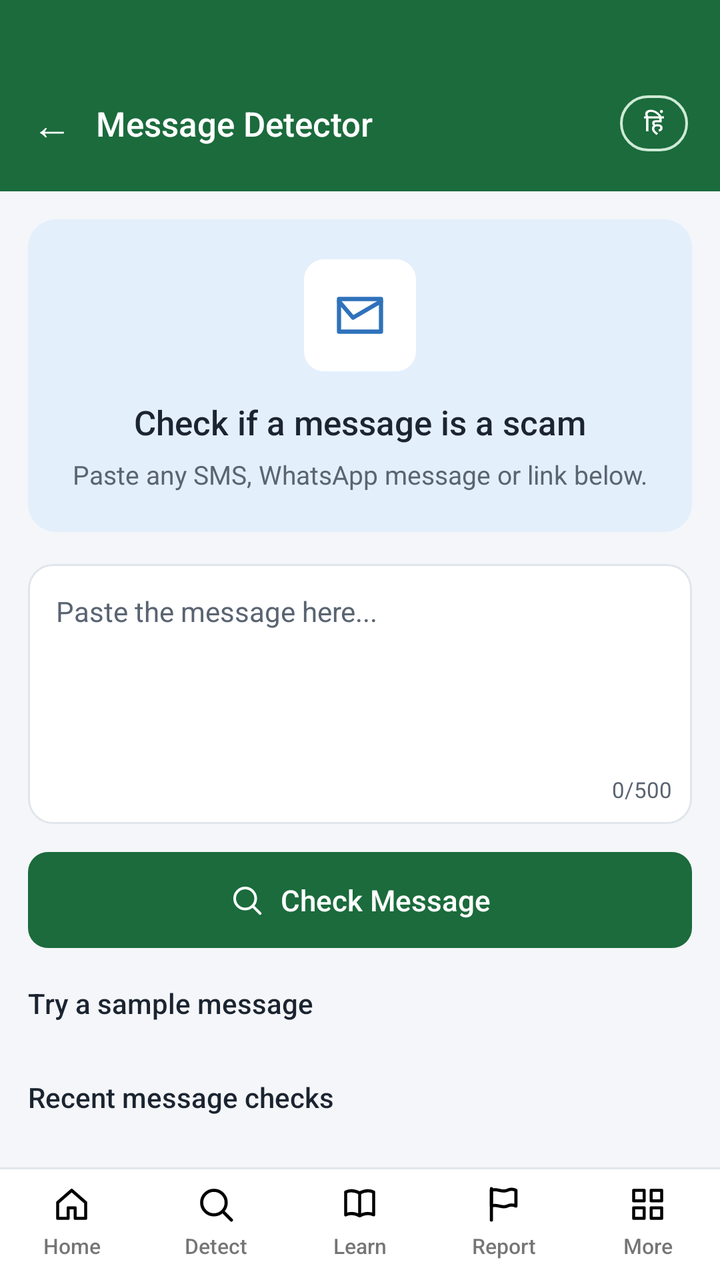
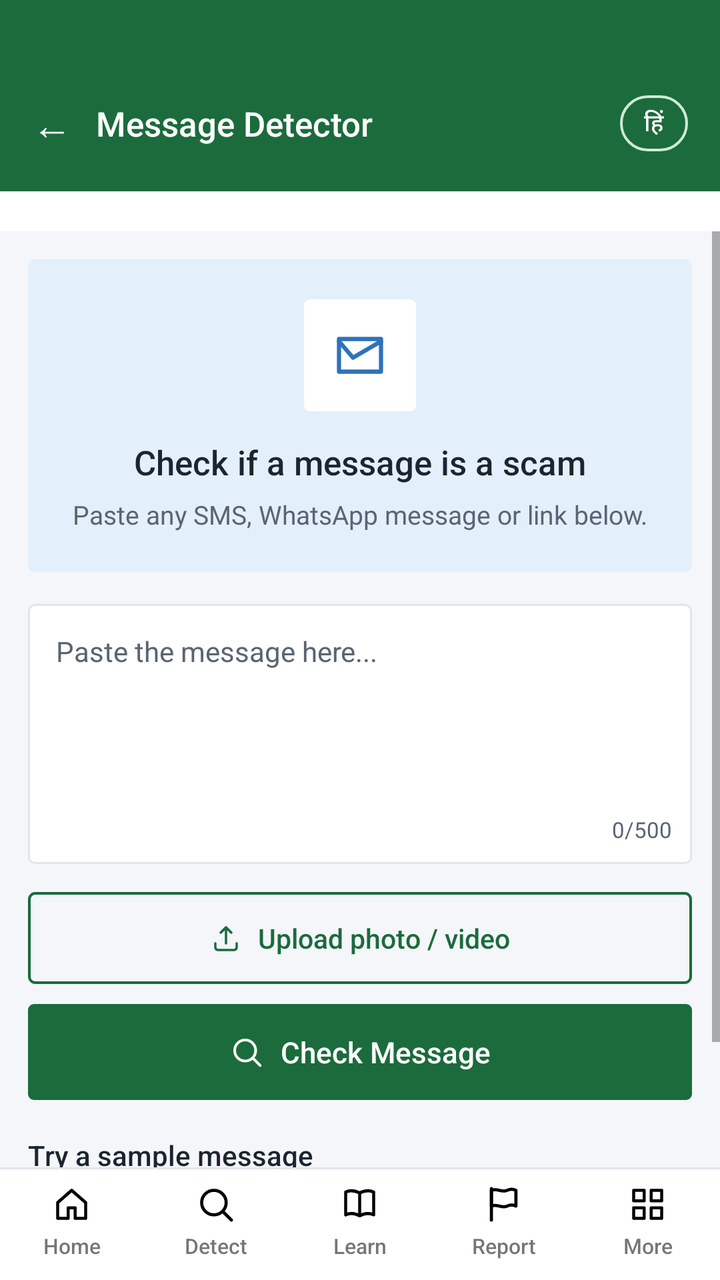

Before-and-after screenshots of an Android layout around one commit, followed by the original layout XML and the change that was made.
<!-- AndroidManifest.xml: application theme Theme.CyberSuraksha -->
<!-- res/layout/activity_message_detector.xml -->
<?xml version="1.0" encoding="utf-8"?>
<LinearLayout xmlns:android="http://schemas.android.com/apk/res/android"
    android:layout_width="match_parent"
    android:layout_height="match_parent"
    android:orientation="vertical"
    android:background="@color/bg">

    
    <LinearLayout
        android:layout_width="match_parent"
        android:layout_height="wrap_content"
        android:background="@color/primary"
        android:orientation="horizontal"
        android:gravity="center_vertical"
        android:paddingHorizontal="16dp"
        android:paddingTop="44dp"
        android:paddingBottom="16dp">

        <TextView
            android:id="@+id/backBtn"
            android:layout_width="wrap_content"
            android:layout_height="wrap_content"
            android:text="←"
            android:textColor="@color/white"
            android:textSize="20sp"
            android:paddingEnd="12dp"
            android:paddingVertical="4dp" />

        <TextView
            android:id="@+id/titleText"
            android:layout_width="0dp"
            android:layout_height="wrap_content"
            android:layout_weight="1"
            android:text="Message Detector"
            android:textColor="@color/white"
            android:textSize="17sp"
            android:fontFamily="sans-serif-medium" />

        <TextView
            android:id="@+id/langBtn"
            android:layout_width="wrap_content"
            android:layout_height="wrap_content"
            android:background="@drawable/bg_pill_outline_white"
            android:paddingHorizontal="12dp"
            android:paddingVertical="5dp"
            android:text="हिं"
            android:textColor="@color/white"
            android:textSize="12sp"
            android:fontFamily="sans-serif-medium" />
    </LinearLayout>

    <ScrollView
        android:layout_width="match_parent"
        android:layout_height="0dp"
        android:layout_weight="1"
        android:fillViewport="true">

        <LinearLayout
            android:layout_width="match_parent"
            android:layout_height="wrap_content"
            android:orientation="vertical"
            android:padding="14dp">

            
            <LinearLayout
                android:id="@+id/inputSection"
                android:layout_width="match_parent"
                android:layout_height="wrap_content"
                android:orientation="vertical">

                <LinearLayout
                    android:layout_width="match_parent"
                    android:layout_height="wrap_content"
                    android:orientation="vertical"
                    android:gravity="center"
                    android:background="@drawable/bg_card_round_blue"
                    android:padding="20dp"
                    android:layout_marginBottom="16dp">

                    <FrameLayout
                        android:layout_width="56dp"
                        android:layout_height="56dp"
                        android:background="@drawable/bg_icon_round_green">

                        <ImageView
                            android:layout_width="28dp"
                            android:layout_height="28dp"
                            android:layout_gravity="center"
                            android:src="@drawable/ic_mail"
                            android:tint="@color/accent_blue"
                            android:contentDescription="@null" />
                    </FrameLayout>

                    <TextView
                        android:id="@+id/headingText"
                        android:layout_width="match_parent"
                        android:layout_height="wrap_content"
                        android:layout_marginTop="14dp"
                        android:gravity="center"
                        android:text="Check if a message is a scam"
                        android:textColor="@color/text_main"
                        android:fontFamily="sans-serif-medium"
                        android:textSize="17sp" />

                    <TextView
                        android:id="@+id/subText"
                        android:layout_width="match_parent"
                        android:layout_height="wrap_content"
                        android:layout_marginTop="6dp"
                        android:gravity="center"
                        android:text="Paste any SMS, WhatsApp message or link below."
                        android:textColor="@color/text_muted"
                        android:textSize="13sp" />
                </LinearLayout>

                <FrameLayout
                    android:layout_width="match_parent"
                    android:layout_height="wrap_content"
                    android:layout_marginBottom="14dp">

                    <EditText
                        android:id="@+id/messageInput"
                        android:layout_width="match_parent"
                        android:layout_height="130dp"
                        android:background="@drawable/bg_input_round"
                        android:gravity="top|start"
                        android:padding="14dp"
                        android:paddingBottom="28dp"
                        android:hint="Paste the message here..."
                        android:textColorHint="@color/text_muted"
                        android:inputType="textMultiLine"
                        android:textSize="14sp"
                        android:textColor="@color/text_main" />

                    <TextView
                        android:id="@+id/charCountText"
                        android:layout_width="wrap_content"
                        android:layout_height="wrap_content"
                        android:layout_gravity="bottom|end"
                        android:layout_margin="10dp"
                        android:text="0/500"
                        android:textColor="@color/text_muted"
                        android:textSize="11sp" />
                </FrameLayout>

                <LinearLayout
                    android:id="@+id/checkBtn"
                    android:layout_width="match_parent"
                    android:layout_height="48dp"
                    android:orientation="horizontal"
                    android:gravity="center"
                    android:background="@drawable/bg_btn_primary_green"
                    android:layout_marginBottom="18dp"
                    android:clickable="true"
                    android:focusable="true">

                    <ImageView
                        android:layout_width="18dp"
                        android:layout_height="18dp"
                        android:src="@drawable/ic_search"
                        android:tint="@color/white"
                        android:contentDescription="@null" />

                    <TextView
                        android:id="@+id/checkBtnText"
                        android:layout_width="wrap_content"
                        android:layout_height="wrap_content"
                        android:layout_marginStart="8dp"
                        android:text="Check Message"
                        android:textColor="@color/white"
                        android:fontFamily="sans-serif-medium"
                        android:textSize="14.5sp" />
                </LinearLayout>

                <TextView
                    android:id="@+id/trySampleLabel"
                    android:layout_width="match_parent"
                    android:layout_height="wrap_content"
                    android:text="Try a sample message"
                    android:textColor="@color/text_main"
                    android:fontFamily="sans-serif-medium"
                    android:textSize="14sp"
                    android:layout_marginBottom="8dp" />

                <LinearLayout
                    android:id="@+id/sampleList"
                    android:layout_width="match_parent"
                    android:layout_height="wrap_content"
                    android:orientation="vertical"
                    android:layout_marginBottom="20dp" />

                <TextView
                    android:id="@+id/historyLabel"
                    android:layout_width="match_parent"
                    android:layout_height="wrap_content"
                    android:text="Recent message checks"
                    android:textColor="@color/text_main"
                    android:fontFamily="sans-serif-medium"
                    android:textSize="14sp"
                    android:layout_marginBottom="8dp" />

                <LinearLayout
                    android:id="@+id/historyList"
                    android:layout_width="match_parent"
                    android:layout_height="wrap_content"
                    android:orientation="vertical" />
            </LinearLayout>

            
            <LinearLayout
                android:id="@+id/resultSection"
                android:layout_width="match_parent"
                android:layout_height="wrap_content"
                android:orientation="vertical"
                android:visibility="gone">

                <LinearLayout
                    android:id="@+id/resultHero"
                    android:layout_width="match_parent"
                    android:layout_height="wrap_content"
                    android:orientation="vertical"
                    android:gravity="center"
                    android:background="@drawable/bg_card_round_yellow"
                    android:padding="22dp"
                    android:layout_marginBottom="16dp">

                    <FrameLayout
                        android:layout_width="60dp"
                        android:layout_height="60dp"
                        android:background="@drawable/bg_icon_round_green">

                        <ImageView
                            android:id="@+id/resultIcon"
                            android:layout_width="30dp"
                            android:layout_height="30dp"
                            android:layout_gravity="center"
                            android:src="@drawable/ic_shield_alert"
                            android:tint="@color/danger"
                            android:contentDescription="@null" />
                    </FrameLayout>

                    <TextView
                        android:id="@+id/resultVerdictText"
                        android:layout_width="match_parent"
                        android:layout_height="wrap_content"
                        android:layout_marginTop="12dp"
                        android:gravity="center"
                        android:text="Likely Scam"
                        android:textColor="@color/danger"
                        android:fontFamily="sans-serif-medium"
                        android:textStyle="bold"
                        android:textSize="21sp" />

                    <LinearLayout
                        android:layout_width="wrap_content"
                        android:layout_height="wrap_content"
                        android:orientation="horizontal"
                        android:gravity="center_vertical"
                        android:layout_marginTop="10dp">

                        <TextView
                            android:layout_width="wrap_content"
                            android:layout_height="wrap_content"
                            android:text="Risk Score:"
                            android:textColor="@color/text_main"
                            android:textSize="13sp" />

                        <TextView
                            android:id="@+id/resultScoreBadge"
                            android:layout_width="wrap_content"
                            android:layout_height="wrap_content"
                            android:layout_marginStart="8dp"
                            android:background="@drawable/bg_badge_risk"
                            android:paddingHorizontal="12dp"
                            android:paddingVertical="4dp"
                            android:text="92%"
                            android:textColor="@color/white"
                            android:fontFamily="sans-serif-medium"
                            android:textSize="13sp" />
                    </LinearLayout>
                </LinearLayout>

                <TextView
                    android:id="@+id/whySuspiciousLabel"
                    android:layout_width="match_parent"
                    android:layout_height="wrap_content"
                    android:text="Why it's suspicious?"
                    android:textColor="@color/text_main"
                    android:fontFamily="sans-serif-medium"
                    android:textStyle="bold"
                    android:textSize="15sp"
                    android:layout_marginBottom="10dp" />

                <LinearLayout
                    android:id="@+id/reasonsList"
                    android:layout_width="match_parent"
                    android:layout_height="wrap_content"
                    android:orientation="vertical"
                    android:layout_marginBottom="18dp" />

                <LinearLayout
                    android:id="@+id/reportBtn"
                    android:layout_width="match_parent"
                    android:layout_height="48dp"
                    android:orientation="horizontal"
                    android:gravity="center"
                    android:background="@drawable/bg_btn_primary_green"
                    android:layout_marginBottom="10dp"
                    android:clickable="true"
                    android:focusable="true">

                    <ImageView
                        android:layout_width="16dp"
                        android:layout_height="16dp"
                        android:src="@drawable/ic_flag"
                        android:tint="@color/white"
                        android:contentDescription="@null" />

                    <TextView
                        android:id="@+id/reportBtnText"
                        android:layout_width="wrap_content"
                        android:layout_height="wrap_content"
                        android:layout_marginStart="8dp"
                        android:text="Report This"
                        android:textColor="@color/white"
                        android:fontFamily="sans-serif-medium"
                        android:textSize="14.5sp" />
                </LinearLayout>

                <LinearLayout
                    android:id="@+id/checkAnotherBtn"
                    android:layout_width="match_parent"
                    android:layout_height="48dp"
                    android:orientation="horizontal"
                    android:gravity="center"
                    android:background="@drawable/bg_btn_outline_green"
                    android:layout_marginBottom="16dp"
                    android:clickable="true"
                    android:focusable="true">

                    <TextView
                        android:id="@+id/checkAnotherBtnText"
                        android:layout_width="wrap_content"
                        android:layout_height="wrap_content"
                        android:text="Check Another"
                        android:textColor="@color/primary"
                        android:fontFamily="sans-serif-medium"
                        android:textSize="14.5sp" />
                </LinearLayout>

                <LinearLayout
                    android:layout_width="match_parent"
                    android:layout_height="wrap_content"
                    android:orientation="horizontal"
                    android:background="@drawable/bg_card_round_blue"
                    android:padding="12dp">

                    <ImageView
                        android:layout_width="18dp"
                        android:layout_height="18dp"
                        android:src="@drawable/ic_info"
                        android:tint="@color/accent_blue"
                        android:contentDescription="@null" />

                    <TextView
                        android:id="@+id/onDeviceNoteText"
                        android:layout_width="0dp"
                        android:layout_height="wrap_content"
                        android:layout_weight="1"
                        android:layout_marginStart="10dp"
                        android:text="Analysed on your device. No message is sent to the internet."
                        android:textColor="@color/text_main"
                        android:textSize="12sp" />
                </LinearLayout>
            </LinearLayout>

        </LinearLayout>
    </ScrollView>

    <include
        android:id="@+id/navBottom"
        layout="@layout/nav_bottom" />

</LinearLayout>
<!-- res/layout/nav_bottom.xml (included above) -->
<?xml version="1.0" encoding="utf-8"?>
<LinearLayout xmlns:android="http://schemas.android.com/apk/res/android"
    android:layout_width="match_parent"
    android:layout_height="wrap_content"
    android:background="@drawable/bg_nav_bar"
    android:orientation="horizontal"
    android:paddingTop="8dp"
    android:paddingBottom="10dp">

    <LinearLayout
        android:id="@+id/navHome"
        android:layout_width="0dp"
        android:layout_height="wrap_content"
        android:layout_weight="1"
        android:orientation="vertical"
        android:gravity="center"
        android:clickable="true"
        android:focusable="true">

        <ImageView
            android:layout_width="21dp"
            android:layout_height="21dp"
            android:src="@drawable/ic_home"
            android:contentDescription="@null" />

        <TextView
            android:layout_width="wrap_content"
            android:layout_height="wrap_content"
            android:layout_marginTop="3dp"
            android:text="Home"
            android:textSize="10.5sp"
            android:fontFamily="sans-serif-medium" />
    </LinearLayout>

    <LinearLayout
        android:id="@+id/navDetect"
        android:layout_width="0dp"
        android:layout_height="wrap_content"
        android:layout_weight="1"
        android:orientation="vertical"
        android:gravity="center"
        android:clickable="true"
        android:focusable="true">

        <ImageView
            android:layout_width="21dp"
            android:layout_height="21dp"
            android:src="@drawable/ic_search"
            android:contentDescription="@null" />

        <TextView
            android:layout_width="wrap_content"
            android:layout_height="wrap_content"
            android:layout_marginTop="3dp"
            android:text="Detect"
            android:textSize="10.5sp"
            android:fontFamily="sans-serif-medium" />
    </LinearLayout>

    <LinearLayout
        android:id="@+id/navLearn"
        android:layout_width="0dp"
        android:layout_height="wrap_content"
        android:layout_weight="1"
        android:orientation="vertical"
        android:gravity="center"
        android:clickable="true"
        android:focusable="true">

        <ImageView
            android:layout_width="21dp"
            android:layout_height="21dp"
            android:src="@drawable/ic_book"
            android:contentDescription="@null" />

        <TextView
            android:layout_width="wrap_content"
            android:layout_height="wrap_content"
            android:layout_marginTop="3dp"
            android:text="Learn"
            android:textSize="10.5sp"
            android:fontFamily="sans-serif-medium" />
    </LinearLayout>

    <LinearLayout
        android:id="@+id/navReport"
        android:layout_width="0dp"
        android:layout_height="wrap_content"
        android:layout_weight="1"
        android:orientation="vertical"
        android:gravity="center"
        android:clickable="true"
        android:focusable="true">

        <ImageView
            android:layout_width="21dp"
            android:layout_height="21dp"
            android:src="@drawable/ic_flag"
            android:contentDescription="@null" />

        <TextView
            android:layout_width="wrap_content"
            android:layout_height="wrap_content"
            android:layout_marginTop="3dp"
            android:text="Report"
            android:textSize="10.5sp"
            android:fontFamily="sans-serif-medium" />
    </LinearLayout>

    <LinearLayout
        android:id="@+id/navMore"
        android:layout_width="0dp"
        android:layout_height="wrap_content"
        android:layout_weight="1"
        android:orientation="vertical"
        android:gravity="center"
        android:clickable="true"
        android:focusable="true">

        <ImageView
            android:layout_width="21dp"
            android:layout_height="21dp"
            android:src="@drawable/ic_grid"
            android:contentDescription="@null" />

        <TextView
            android:layout_width="wrap_content"
            android:layout_height="wrap_content"
            android:layout_marginTop="3dp"
            android:text="More"
            android:textSize="10.5sp"
            android:fontFamily="sans-serif-medium" />
    </LinearLayout>

</LinearLayout>
<!-- resources referenced by this layout -->
<resources>
  <color name="accent_blue">#2F72BB</color>
  <color name="bg">#F4F6F9</color>
  <color name="danger">#C62828</color>
  <color name="primary">#1B6B3C</color>
  <color name="text_main">#1B2430</color>
  <color name="text_muted">#5A6472</color>
  <color name="white">#FFFFFF</color>
  <!-- drawable bg_badge_risk (drawable) -->
  <?xml version="1.0" encoding="utf-8"?>
  <shape xmlns:android="http://schemas.android.com/apk/res/android" android:shape="rectangle">
      <solid android:color="@color/danger" />
      <corners android:radius="8dp" />
  </shape>
  <!-- drawable bg_btn_outline_green (drawable) -->
  <?xml version="1.0" encoding="utf-8"?>
  <shape xmlns:android="http://schemas.android.com/apk/res/android" android:shape="rectangle">
      <solid android:color="@android:color/transparent" />
      <stroke android:width="1.4dp" android:color="@color/primary" />
      <corners android:radius="10dp" />
  </shape>
  <!-- drawable bg_btn_primary_green (drawable) -->
  <?xml version="1.0" encoding="utf-8"?>
  <shape xmlns:android="http://schemas.android.com/apk/res/android" android:shape="rectangle">
      <solid android:color="@color/primary" />
      <corners android:radius="10dp" />
  </shape>
  <!-- drawable bg_card_round_blue (drawable) -->
  <?xml version="1.0" encoding="utf-8"?>
  <shape xmlns:android="http://schemas.android.com/apk/res/android" android:shape="rectangle">
      <solid android:color="@color/bg_blue_tint" />
      <corners android:radius="14dp" />
  </shape>
  <!-- drawable bg_card_round_yellow (drawable) -->
  <?xml version="1.0" encoding="utf-8"?>
  <shape xmlns:android="http://schemas.android.com/apk/res/android" android:shape="rectangle">
      <solid android:color="@color/bg_yellow_tint" />
      <corners android:radius="14dp" />
  </shape>
  <!-- drawable bg_icon_round_green (drawable) -->
  <?xml version="1.0" encoding="utf-8"?>
  <shape xmlns:android="http://schemas.android.com/apk/res/android" android:shape="rectangle">
      <solid android:color="@color/white" />
      <corners android:radius="10dp" />
  </shape>
  <!-- drawable bg_input_round (drawable) -->
  <?xml version="1.0" encoding="utf-8"?>
  <shape xmlns:android="http://schemas.android.com/apk/res/android" android:shape="rectangle">
      <solid android:color="@color/white" />
      <stroke android:width="1dp" android:color="@color/border" />
      <corners android:radius="12dp" />
  </shape>
  <!-- drawable bg_pill_outline_white (drawable) -->
  <?xml version="1.0" encoding="utf-8"?>
  <shape xmlns:android="http://schemas.android.com/apk/res/android" android:shape="rectangle">
      <solid android:color="@android:color/transparent" />
      <stroke android:width="1.3dp" android:color="#CFEAD6" />
      <corners android:radius="16dp" />
  </shape>
  <style name="Theme.CyberSuraksha" parent="Theme.MaterialComponents.DayNight.NoActionBar">
          <item name="colorPrimary">@color/primary</item>
          <item name="colorPrimaryDark">@color/primary_dark</item>
          <item name="colorAccent">@color/primary</item>
          <item name="android:windowBackground">@color/bg</item>
          <item name="android:statusBarColor">@color/primary</item>
      </style>
  <color name="bg_blue_tint">#E4EFFC</color>
  <color name="bg_yellow_tint">#FFF4D9</color>
  <color name="border">#E1E6EC</color>
  <color name="primary_dark">#124A29</color>
  <!-- unchanged entries left out for length: 9 -->
</resources>

<!-- the commit's change to res/layout/activity_message_detector.xml (unified diff, before → after) -->
@@ -48,6 +48,15 @@
             android:textSize="12sp"
             android:fontFamily="sans-serif-medium" />
     </LinearLayout>
+
+    <LinearLayout
+        android:id="@+id/detectTabRow"
+        android:layout_width="match_parent"
+        android:layout_height="wrap_content"
+        android:orientation="horizontal"
+        android:background="@color/white"
+        android:paddingHorizontal="14dp"
+        android:paddingVertical="10dp" />
 
     <ScrollView
         android:layout_width="match_parent"
@@ -144,6 +153,45 @@
                 </FrameLayout>
 
                 <LinearLayout
+                    android:id="@+id/uploadBtn"
+                    android:layout_width="match_parent"
+                    android:layout_height="46dp"
+                    android:orientation="horizontal"
+                    android:gravity="center"
+                    android:background="@drawable/bg_btn_outline_green"
+                    android:layout_marginBottom="10dp"
+                    android:clickable="true"
+                    android:focusable="true">
+
+                    <ImageView
+                        android:layout_width="16dp"
+                        android:layout_height="16dp"
+                        android:src="@drawable/ic_upload"
+                        android:tint="@color/primary"
+                        android:contentDescription="@null" />
+
+                    <TextView
+                        android:id="@+id/uploadBtnText"
+                        android:layout_width="wrap_content"
+                        android:layout_height="wrap_content"
+                        android:layout_marginStart="8dp"
+                        android:text="Upload photo / video"
+                        android:textColor="@color/primary"
+                        android:fontFamily="sans-serif-medium"
+                        android:textSize="13.5sp" />
+                </LinearLayout>
+
+                <TextView
+                    android:id="@+id/uploadStatusText"
+                    android:layout_width="match_parent"
+                    android:layout_height="wrap_content"
+                    android:layout_marginBottom="10dp"
+                    android:text=""
+                    android:textColor="@color/text_muted"
+                    android:textSize="12sp"
+                    android:visibility="gone" />
+
+                <LinearLayout
                     android:id="@+id/checkBtn"
                     android:layout_width="match_parent"
                     android:layout_height="48dp"
<!-- resource entries referenced after the edit -->
@@ -11,45 +11,45 @@
   <?xml version="1.0" encoding="utf-8"?>
   <shape xmlns:android="http://schemas.android.com/apk/res/android" android:shape="rectangle">
       <solid android:color="@color/danger" />
-      <corners android:radius="8dp" />
+      <corners android:radius="3dp" />
   </shape>
   <!-- drawable bg_btn_outline_green (drawable) -->
   <?xml version="1.0" encoding="utf-8"?>
   <shape xmlns:android="http://schemas.android.com/apk/res/android" android:shape="rectangle">
       <solid android:color="@android:color/transparent" />
       <stroke android:width="1.4dp" android:color="@color/primary" />
-      <corners android:radius="10dp" />
+      <corners android:radius="3dp" />
   </shape>
   <!-- drawable bg_btn_primary_green (drawable) -->
   <?xml version="1.0" encoding="utf-8"?>
   <shape xmlns:android="http://schemas.android.com/apk/res/android" android:shape="rectangle">
       <solid android:color="@color/primary" />
-      <corners android:radius="10dp" />
+      <corners android:radius="3dp" />
   </shape>
   <!-- drawable bg_card_round_blue (drawable) -->
   <?xml version="1.0" encoding="utf-8"?>
   <shape xmlns:android="http://schemas.android.com/apk/res/android" android:shape="rectangle">
       <solid android:color="@color/bg_blue_tint" />
-      <corners android:radius="14dp" />
+      <corners android:radius="3dp" />
   </shape>
   <!-- drawable bg_card_round_yellow (drawable) -->
   <?xml version="1.0" encoding="utf-8"?>
   <shape xmlns:android="http://schemas.android.com/apk/res/android" android:shape="rectangle">
       <solid android:color="@color/bg_yellow_tint" />
-      <corners android:radius="14dp" />
+      <corners android:radius="3dp" />
   </shape>
   <!-- drawable bg_icon_round_green (drawable) -->
   <?xml version="1.0" encoding="utf-8"?>
   <shape xmlns:android="http://schemas.android.com/apk/res/android" android:shape="rectangle">
       <solid android:color="@color/white" />
-      <corners android:radius="10dp" />
+      <corners android:radius="3dp" />
   </shape>
   <!-- drawable bg_input_round (drawable) -->
   <?xml version="1.0" encoding="utf-8"?>
   <shape xmlns:android="http://schemas.android.com/apk/res/android" android:shape="rectangle">
       <solid android:color="@color/white" />
       <stroke android:width="1dp" android:color="@color/border" />
-      <corners android:radius="12dp" />
+      <corners android:radius="3dp" />
   </shape>
   <!-- drawable bg_pill_outline_white (drawable) -->
   <?xml version="1.0" encoding="utf-8"?>
@@ -58,6 +58,17 @@
       <stroke android:width="1.3dp" android:color="#CFEAD6" />
       <corners android:radius="16dp" />
   </shape>
+  <!-- drawable ic_upload (drawable) -->
+  <?xml version="1.0" encoding="utf-8"?>
+  <vector xmlns:android="http://schemas.android.com/apk/res/android"
+      android:width="24dp" android:height="24dp" android:viewportWidth="24" android:viewportHeight="24">
+      <path android:pathData="M12,16V4M8,8l4,-4 4,4"
+          android:fillColor="#00000000" android:strokeColor="#000000"
+          android:strokeWidth="1.8" android:strokeLineCap="round" android:strokeLineJoin="round" />
+      <path android:pathData="M4,16v3a2,2 0 0,0 2,2h12a2,2 0 0,0 2,-2v-3"
+          android:fillColor="#00000000" android:strokeColor="#000000"
+          android:strokeWidth="1.8" android:strokeLineCap="round" android:strokeLineJoin="round" />
+  </vector>
   <style name="Theme.CyberSuraksha" parent="Theme.MaterialComponents.DayNight.NoActionBar">
           <item name="colorPrimary">@color/primary</item>
           <item name="colorPrimaryDark">@color/primary_dark</item>
